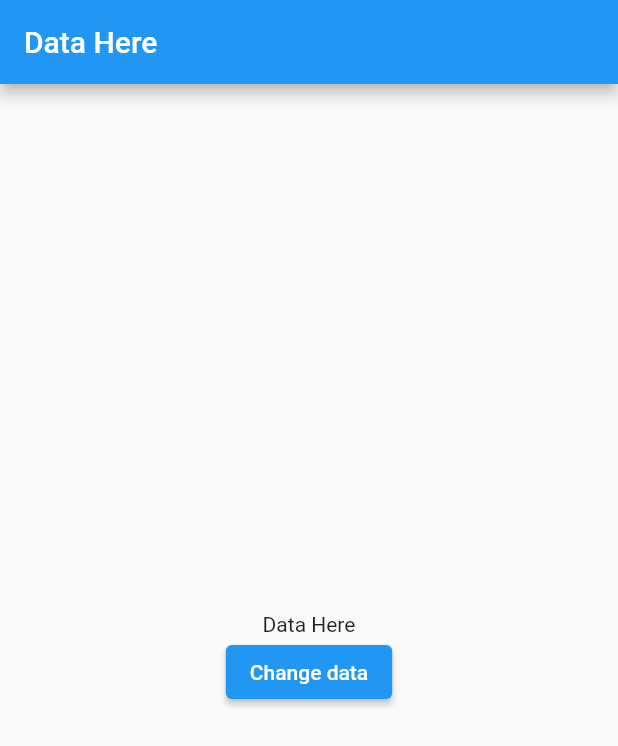
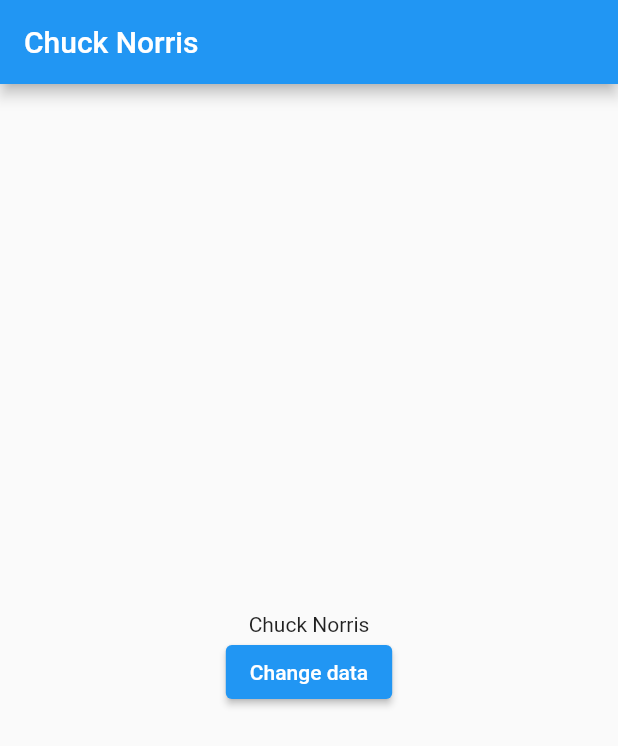
Before and after one commit to dastagg/JJ-state-management, a Flutter app: the screen it shows after launch, on a phone screen of 412 x 824 dp. Shown: the top 746 px of the screen. Run offline on Flutter 3.47's test engine with Material 2 defaults, Android fonts, the phone set to English and light mode, and no system bars.

Commit message:
Step 1: Pass data down the Widget Tree from Main Page to Screen4.

```diff
--- a/lib/main.dart
+++ b/lib/main.dart
@@ -16,43 +16,48 @@ class MyApp extends StatelessWidget {
 }
 
 class MainPage extends StatelessWidget {
+  // final String data = 'John Rambo';
+  final String data = 'Chuck Norris';
   const MainPage({Key? key}) : super(key: key);
   @override
   Widget build(BuildContext context) {
     print('Building MainPage');
     return Scaffold(
       appBar: AppBar(
-        title: const Text('Data Here'),
+        title: Text(data),
       ),
-      body: const Screen2(),
+      body: Screen2(data: data),
     );
   }
 }
 
 class Screen2 extends StatelessWidget {
-  const Screen2({Key? key}) : super(key: key);
+  final String data;
+  const Screen2({required this.data, Key? key}) : super(key: key);
   @override
   Widget build(BuildContext context) {
     print('Building Screen2');
     return Container(
-      child: const Screen3(),
+      child: Screen3(data: data),
     );
   }
 }
 
 class Screen3 extends StatelessWidget {
-  const Screen3({Key? key}) : super(key: key);
+  final String data;
+  const Screen3({required this.data, Key? key}) : super(key: key);
   @override
   Widget build(BuildContext context) {
     print('Building Screen3');
     return Container(
-      child: const Screen4(),
+      child: Screen4(data: data),
     );
   }
 }
 
 class Screen4 extends StatelessWidget {
-  const Screen4({Key? key}) : super(key: key);
+  final String data;
+  const Screen4({required this.data, Key? key}) : super(key: key);
   @override
   Widget build(BuildContext context) {
     print('Building Screen4');
@@ -60,7 +65,7 @@ class Screen4 extends StatelessWidget {
       child: Column(
         mainAxisAlignment: MainAxisAlignment.center,
         children: [
-          const Text('Data Here'),
+          Text(data),
           ElevatedButton(
             onPressed: () {},
             child: const Text('Change data'),
```
